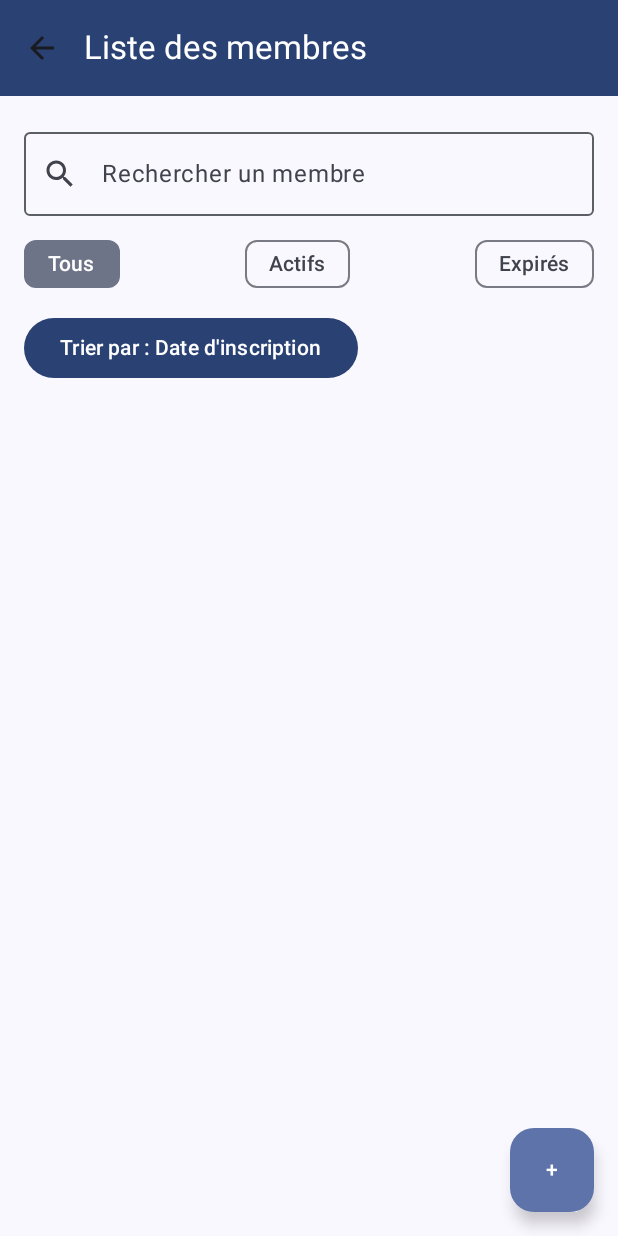
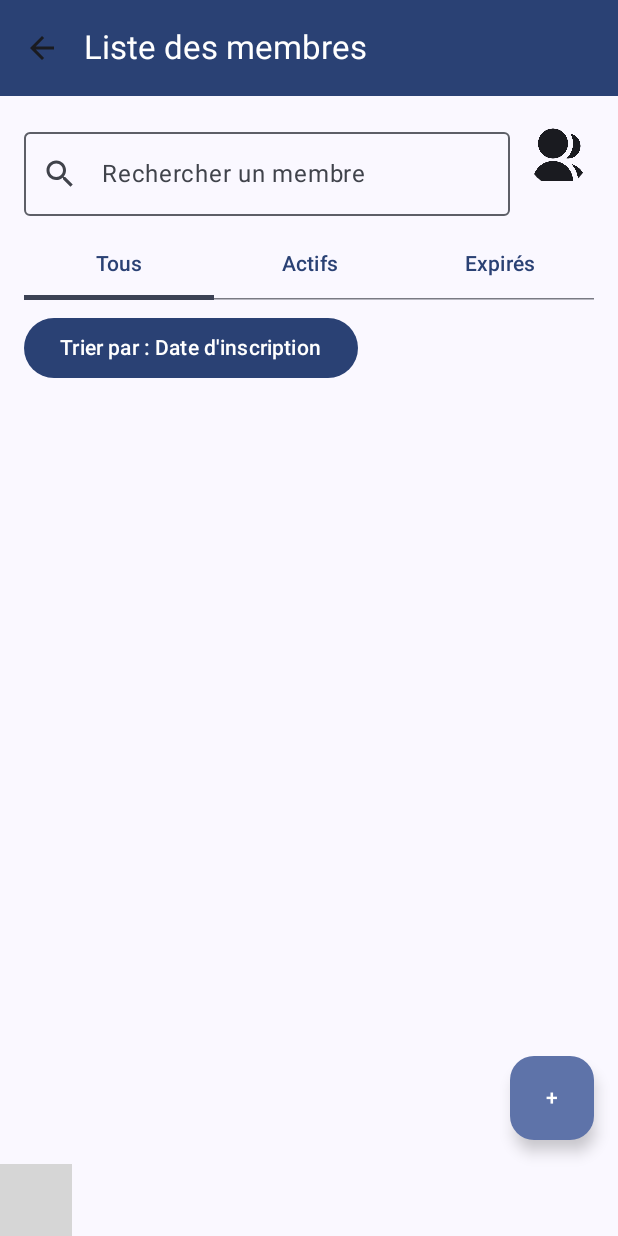
Before and after one commit to GaelNsabua/GYM-MANAGEMENT-APP, an Android app built with Jetpack Compose: the MemberListScreen screen opened through its navigation route, on a phone screen of 412 x 824 dp. Run offline under Robolectric (Android 15) with nearby library versions, the phone set to English and light mode, and no system bars; our stand-ins replace Room's generated code; 2 statements that could not run were skipped; grey boxes are pictures that could not be loaded.

Commit message:
COMMIT_05_MARS_2025 ==> composant navbar

```diff
--- a/app/src/main/java/com/example/gym_management_app/ui/screens/HomeScreen.kt
+++ b/app/src/main/java/com/example/gym_management_app/ui/screens/HomeScreen.kt
@@ -24,6 +24,7 @@ import androidx.navigation.compose.NavHost
 import androidx.navigation.compose.composable
 import androidx.navigation.compose.rememberNavController
 import com.example.gym_management_app.R
+import com.example.gym_management_app.ui.components.BottomNavBar
 import com.example.gym_management_app.viewmodel.MemberViewModel
 import com.example.gym_management_app.viewmodel.PaymentViewModel
 import com.example.gym_management_app.viewmodel.SubscriptionViewModel
@@ -58,43 +59,7 @@ fun HomeScreen(
                 )
             )
         },
-        bottomBar = {
-            NavigationBar(
-                containerColor = MaterialTheme.colorScheme.surface,
-                contentColor = MaterialTheme.colorScheme.onSurface
-            ) {
-                NavigationBarItem(
-                    icon = { Icon(Icons.Default.Home, contentDescription = "Home", modifier = Modifier.size(24.dp), tint = MaterialTheme.colorScheme.surfaceTint) },
-                    label = { Text("Accueil") },
-                    selected = navController.currentDestination?.route == "home",
-                    onClick = { navController.navigate("home") }
-                )
-                NavigationBarItem(
-                    icon = { Icon(painter = painterResource(id = R.drawable.people), contentDescription = "Rapports", modifier = Modifier.size(24.dp), tint = MaterialTheme.colorScheme.surfaceTint) },
-                    label = { Text("Membres") },
-                    selected = navController.currentDestination?.route == "memberList",
-                    onClick = { navController.navigate("memberList") }
-                )
-                NavigationBarItem(
-                    icon = { Icon(painter = painterResource(id = R.drawable.list), contentDescription = "Rapports", modifier = Modifier.size(24.dp), tint = MaterialTheme.colorScheme.surfaceTint)},
-                    label = { Text("Abonnements") },
-                    selected = navController.currentDestination?.route == "subscriptionList",
-                    onClick = { navController.navigate("subscriptionList") }
-                )
-                NavigationBarItem(
-                    icon = { Icon(painter = painterResource(id = R.drawable.money), contentDescription = "Rapports", modifier = Modifier.size(24.dp), tint = MaterialTheme.colorScheme.surfaceTint)},
-                    label = { Text("Paiements") },
-                    selected = navController.currentDestination?.route == "paymentList",
-                    onClick = { navController.navigate("paymentList") }
-                )
-                NavigationBarItem(
-                    icon = { Icon(painter = painterResource(id = R.drawable.reports), contentDescription = "Rapports", modifier = Modifier.size(24.dp), tint = MaterialTheme.colorScheme.surfaceTint)},
-                    label = { Text("Rapports") },
-                    selected = navController.currentDestination?.route == "reportScreen",
-                    onClick = { navController.navigate("reportScreen") }
-                )
-            }
-        }
+        bottomBar = { BottomNavBar(navController, navController.currentDestination?.route) }
     ) { innerPadding ->
         Column(
             modifier = modifier
--- a/app/src/main/java/com/example/gym_management_app/ui/screens/MemberListScreen.kt
+++ b/app/src/main/java/com/example/gym_management_app/ui/screens/MemberListScreen.kt
@@ -1,6 +1,10 @@
 package com.example.gym_management_app.ui.screens
 
+import androidx.compose.foundation.background
+import androidx.compose.foundation.border
 import androidx.compose.foundation.clickable
+import androidx.compose.material3.Tab
+import androidx.compose.material3.TabRow
 import androidx.compose.foundation.layout.Arrangement
 import androidx.compose.foundation.layout.Box
 import androidx.compose.foundation.layout.Column
@@ -20,16 +24,20 @@ import androidx.compose.material.icons.filled.Search
 import androidx.compose.material3.Button
 import androidx.compose.material3.Card
 import androidx.compose.material3.CardDefaults
+import androidx.compose.material3.Divider
 import androidx.compose.material3.DropdownMenu
 import androidx.compose.material3.DropdownMenuItem
 import androidx.compose.material3.ExperimentalMaterial3Api
 import androidx.compose.material3.FilterChip
 import androidx.compose.material3.FloatingActionButton
+import androidx.compose.material3.HorizontalDivider
 import androidx.compose.material3.Icon
 import androidx.compose.material3.IconButton
 import androidx.compose.material3.MaterialTheme
 import androidx.compose.material3.OutlinedTextField
 import androidx.compose.material3.Scaffold
+import androidx.compose.material3.TabRow
+import androidx.compose.material3.TabRowDefaults.tabIndicatorOffset
 import androidx.compose.material3.Text
 import androidx.compose.material3.TopAppBar
 import androidx.compose.material3.TopAppBarDefaults
@@ -45,11 +53,15 @@ import androidx.compose.runtime.setValue
 import androidx.compose.ui.Alignment
 import androidx.compose.ui.Modifier
 import androidx.compose.ui.graphics.Color
+import androidx.compose.ui.graphics.painter.Painter
+import androidx.compose.ui.res.painterResource
 import androidx.compose.ui.unit.dp
 import androidx.lifecycle.viewmodel.compose.viewModel
 import androidx.navigation.NavController
+import com.example.gym_management_app.R
 import com.example.gym_management_app.data.models.Member
 import com.example.gym_management_app.data.models.Subscription
+import com.example.gym_management_app.ui.components.BottomNavBar
 import com.example.gym_management_app.viewmodel.MemberViewModel
 import com.example.gym_management_app.viewmodel.SubscriptionViewModel
 
@@ -63,13 +75,19 @@ fun MemberListScreen(
 ) {
     val members by memberViewModel.members.collectAsState()
     var searchQuery by remember { mutableStateOf("") }
-    var filterStatus by remember { mutableStateOf("Tous") } // Actifs, Expirés, Tous
+    var filterStatus by remember { mutableStateOf("Tous") }
     var sortOption by remember { mutableStateOf("Date d'inscription") }
+
+    val selectedTabIndex = when (filterStatus) {
+        "Actifs" -> 1
+        "Expirés" -> 2
+        else -> 0
+    }
 
     Scaffold(
         topBar = {
             TopAppBar(
-                title = { Text("Liste des membres") },
+                title = { Text("Liste des membres", color = Color.White) },
                 navigationIcon = {
                     IconButton(onClick = { navController.popBackStack() }) {
                         Icon(imageVector = Icons.Default.ArrowBack, contentDescription = "Retour")
@@ -77,7 +95,7 @@ fun MemberListScreen(
                 },
                 colors = TopAppBarDefaults.topAppBarColors(
                     containerColor = MaterialTheme.colorScheme.primary,
-                    titleContentColor = MaterialTheme.colorScheme.onPrimary
+                    titleContentColor = Color.White
                 )
             )
         },
@@ -85,7 +103,8 @@ fun MemberListScreen(
             FloatingActionButton(onClick = { navController.navigate("addMember") }) {
                 Text("+")
             }
-        }
+        },
+        bottomBar = { BottomNavBar(navController, navController.currentDestination?.route) }
     ) { paddingValues ->
         Column(
             modifier = modifier
@@ -93,27 +112,50 @@ fun MemberListScreen(
                 .padding(16.dp)
                 .padding(paddingValues)
         ) {
-            // Barre de recherche
+            // Barre de recherche avec bouton de filtre
+            Row(
+                modifier = Modifier.fillMaxWidth(),
+                horizontalArrangement = Arrangement.SpaceBetween
+            ) {
                 OutlinedTextField(
                     value = searchQuery,
                     onValueChange = { searchQuery = it },
                     label = { Text("Rechercher un membre") },
                     leadingIcon = { Icon(Icons.Default.Search, contentDescription = "Recherche") },
-                modifier = Modifier.fillMaxWidth()
+                    modifier = Modifier.weight(1f)
                 )
+                IconButton(
+                    onClick = { /* Action de filtre ici */ },
+                    modifier = Modifier.padding(start = 8.dp)
+                ) {
+                    Icon(painter = painterResource(id = R.drawable.people), contentDescription = "Filtrer")
+                }
+            }
 
             Spacer(modifier = Modifier.height(8.dp))
 
-            // Filtres Actifs/Inactifs
-            Row(
-                modifier = Modifier.fillMaxWidth(),
-                horizontalArrangement = Arrangement.SpaceBetween
+            // Onglets pour filtrer les membres
+            TabRow(
+                selectedTabIndex = when (filterStatus) {
+                    "Actifs" -> 1
+                    "Expirés" -> 2
+                    else -> 0
+                },
+                indicator = { tabPositions ->
+                    Box(
+                        Modifier
+                            .tabIndicatorOffset(tabPositions[selectedTabIndex])
+                            .height(3.dp)
+                            .fillMaxWidth()
+                            .background(MaterialTheme.colorScheme.secondary)
+                    )
+                }
             ) {
-                listOf("Tous", "Actifs", "Expirés").forEach { status ->
-                    FilterChip(
+                listOf("Tous", "Actifs", "Expirés").forEachIndexed { index, status ->
+                    Tab(
                         selected = filterStatus == status,
                         onClick = { filterStatus = status },
-                        label = { Text(status) }
+                        text = { Text(status) }
                     )
                 }
             }
@@ -163,7 +205,7 @@ fun MemberListScreen(
                     }
                 }
 
-            // Affichage de la liste
+            // Affichage de la liste avec des séparateurs
             LazyColumn {
                 items(filteredAndSortedMembers) { member ->
                     MemberItem(
@@ -172,12 +214,12 @@ fun MemberListScreen(
                         onDelete = { memberViewModel.deleteMember(member) },
                         onClick = { navController.navigate("memberDetail/${member.id}") }
                     )
+                    HorizontalDivider() // Séparateur entre les éléments de la liste
                 }
             }
         }
     }
 }
-
 
 @Composable
 fun MemberItem(
@@ -192,15 +234,14 @@ fun MemberItem(
         subscription = subscriptionViewModel.getSubscriptionForMember(member.subscriptionId)
     }
 
-    Card(
+    Box(
         modifier = Modifier
             .fillMaxWidth()
             .padding(vertical = 8.dp)
-            .clickable { onClick() }, // Permet de cliquer sur le membre pour voir les détails
-        elevation = CardDefaults.cardElevation(defaultElevation = 4.dp)
+            .clickable { onClick() }
+            .padding(16.dp)
     ) {
-        Box {
-            Column(modifier = Modifier.padding(16.dp)) {
+        Column {
             Text(text = member.name, style = MaterialTheme.typography.bodyLarge)
             Text(text = "Contact: ${member.contact}", style = MaterialTheme.typography.bodyMedium)
             Text(text = "Abonnement: ${subscription?.type ?: "Chargement..."}", style = MaterialTheme.typography.bodyMedium)
@@ -223,4 +264,3 @@ fun MemberItem(
         }
     }
 }
-}
--- a/app/src/main/java/com/example/gym_management_app/ui/screens/PaymentListScreen.kt
+++ b/app/src/main/java/com/example/gym_management_app/ui/screens/PaymentListScreen.kt
@@ -34,6 +34,7 @@ import androidx.compose.ui.unit.dp
 import androidx.lifecycle.viewmodel.compose.viewModel
 import androidx.navigation.NavController
 import com.example.gym_management_app.data.models.Payment
+import com.example.gym_management_app.ui.components.BottomNavBar
 import com.example.gym_management_app.viewmodel.MemberViewModel
 import com.example.gym_management_app.viewmodel.PaymentViewModel
 import java.text.SimpleDateFormat
@@ -77,7 +78,8 @@ fun PaymentListScreen(
                 FloatingActionButton(onClick = { navController.navigate("addPayment") }) {
                     Text("+") // Icône simple pour le bouton
                 }
-            }
+            },
+            bottomBar = { BottomNavBar(navController, navController.currentDestination?.route) }
         ) { paddingValues ->
             Column(modifier = modifier
                 .wrapContentSize()
--- a/app/src/main/java/com/example/gym_management_app/ui/screens/SubscriptionListScreen.kt
+++ b/app/src/main/java/com/example/gym_management_app/ui/screens/SubscriptionListScreen.kt
@@ -19,6 +19,7 @@ import androidx.compose.ui.text.font.FontWeight
 import androidx.compose.ui.unit.dp
 import androidx.navigation.NavController
 import com.example.gym_management_app.data.models.Subscription
+import com.example.gym_management_app.ui.components.BottomNavBar
 import com.example.gym_management_app.viewmodel.SubscriptionViewModel
 import java.text.SimpleDateFormat
 import java.util.Date
@@ -60,7 +61,8 @@ fun SubscriptionListScreen(
                 ) {
                     Icon(Icons.Default.Add, contentDescription = "Ajouter un abonnement")
                 }
-            }
+            },
+            bottomBar = { BottomNavBar(navController, navController.currentDestination?.route) }
         ) { paddingValues ->
             Column(
                 modifier = modifier
```
Lines whose indentation alone changed are shown as unchanged.
